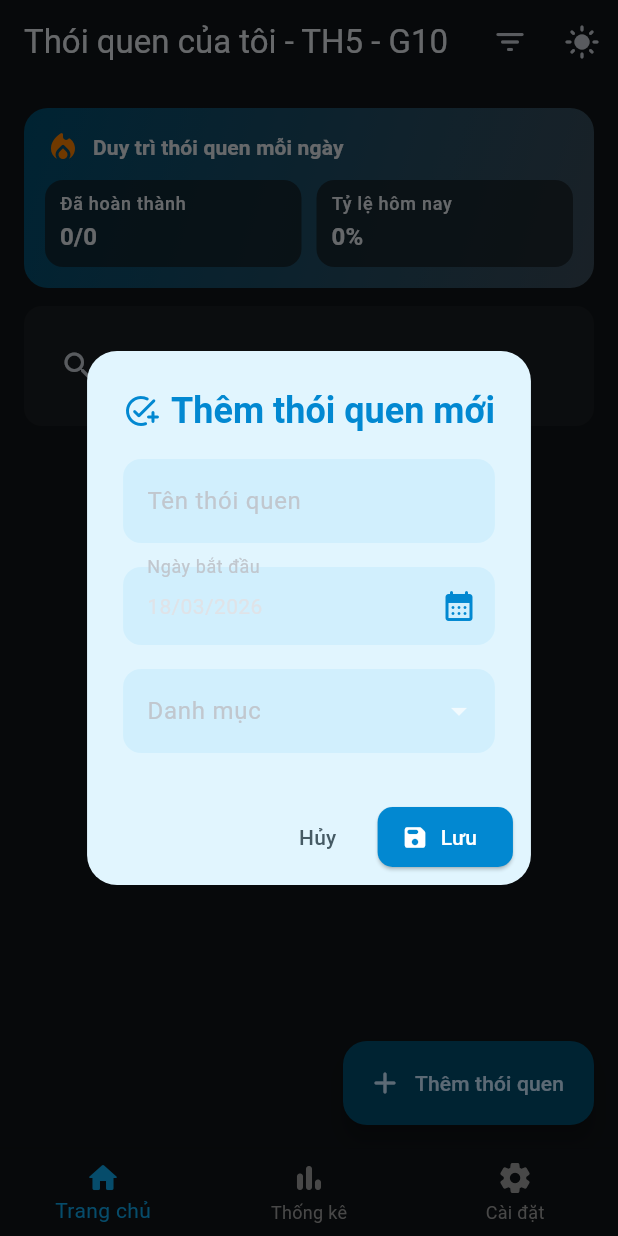
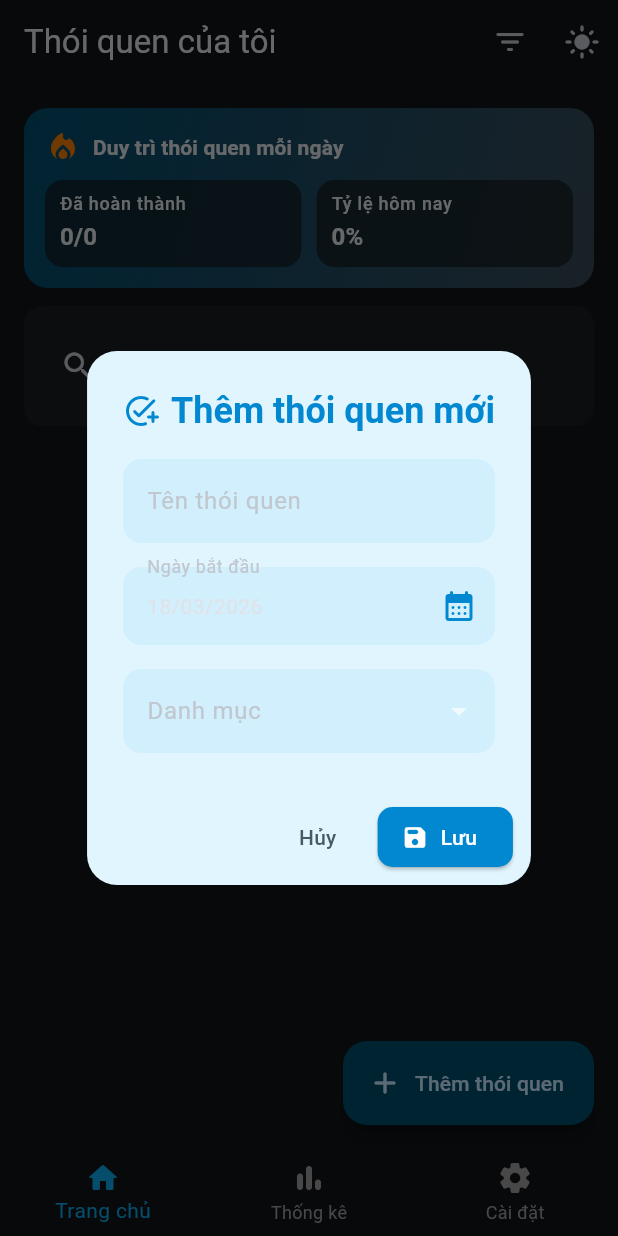
Before and after one commit to NhuQunh/habit-tracker, a Flutter app: the screen it shows once a user with an empty profile is signed in, after a tap on the "dark mode" icon, after a tap on "Thêm thói quen", on a phone screen of 412 x 824 dp. Run offline on Flutter 3.47's test engine with Material 3 defaults, Android fonts, the light colour scheme and no system bars; our stand-ins replace cloud_firestore, confetti, firebase_auth, firebase_core, fl_chart, flutter_local_notifications and 3 more; accounts and stored records are empty.

Commit message:
[Khánh] Fix đổi ngôn ngữ từ Settings

```diff
--- a/lib/controllers/habit_controller.dart
+++ b/lib/controllers/habit_controller.dart
@@ -5,6 +5,7 @@ import 'package:flutter/foundation.dart';
 import 'package:habit_tracker/models/habit.dart';
 import 'package:habit_tracker/services/firebase_service.dart';
 import 'package:habit_tracker/services/habit_service.dart';
+import 'package:habit_tracker/services/localization_service.dart';
 import 'package:habit_tracker/services/notification_service.dart';
 
 enum HabitFilter { all, completedToday, notCompleted, longestStreak }
@@ -142,16 +143,16 @@ class HabitController extends ChangeNotifier {
     notifyListeners();
   }
 
-  String filterLabel(HabitFilter filter) {
+  String filterLabel(HabitFilter filter, AppLanguage language) {
     switch (filter) {
       case HabitFilter.all:
-        return 'Tất cả';
+        return LocalizationService.translate('all', language);
       case HabitFilter.completedToday:
-        return 'Đã hoàn thành hôm nay';
+        return LocalizationService.translate('completed_today', language);
       case HabitFilter.notCompleted:
-        return 'Chưa hoàn thành';
+        return LocalizationService.translate('not_completed', language);
       case HabitFilter.longestStreak:
-        return 'Streak dài nhất';
+        return LocalizationService.translate('longest_streak', language);
     }
   }
 
--- a/lib/controllers/localization_provider.dart
+++ b/lib/controllers/localization_provider.dart
@@ -1,4 +1,5 @@
 import 'package:flutter/foundation.dart';
+import 'package:flutter/material.dart';
 import 'package:habit_tracker/services/localization_service.dart';
 import 'package:shared_preferences/shared_preferences.dart';
 
@@ -8,6 +9,9 @@ class LocalizationProvider extends ChangeNotifier {
 
   AppLanguage get currentLanguage => _currentLanguage;
   bool get isLoading => _isLoading;
+  Locale get locale => _currentLanguage == AppLanguage.english
+      ? const Locale('en')
+      : const Locale('vi');
 
   LocalizationProvider() {
     _loadLanguage();
--- a/lib/main.dart
+++ b/lib/main.dart
@@ -1,4 +1,5 @@
 import 'package:flutter/material.dart';
+import 'package:flutter_localizations/flutter_localizations.dart';
 import 'package:firebase_auth/firebase_auth.dart';
 import 'package:firebase_core/firebase_core.dart';
 import 'package:habit_tracker/controllers/habit_controller.dart';
@@ -89,9 +90,25 @@ class _MyAppState extends State<MyApp> {
 
   @override
   Widget build(BuildContext context) {
+    final localizationProvider = context.watch<LocalizationProvider>();
+
+    if (localizationProvider.isLoading) {
+      return const MaterialApp(
+        debugShowCheckedModeBanner: false,
+        home: Scaffold(body: Center(child: CircularProgressIndicator())),
+      );
+    }
+
     return MaterialApp(
       title: 'Habit Tracker',
       debugShowCheckedModeBanner: false,
+      locale: localizationProvider.locale,
+      supportedLocales: const [Locale('en'), Locale('vi')],
+      localizationsDelegates: const [
+        GlobalMaterialLocalizations.delegate,
+        GlobalWidgetsLocalizations.delegate,
+        GlobalCupertinoLocalizations.delegate,
+      ],
       theme: ThemeData(
         colorScheme: ColorScheme.fromSeed(seedColor: const Color(0xFF0EA5E9)),
         useMaterial3: true,
--- a/lib/screens/home_screen.dart
+++ b/lib/screens/home_screen.dart
@@ -62,7 +62,12 @@ class _HomeScreenState extends State<HomeScreen> {
                           ? Icons.check_circle_rounded
                           : Icons.radio_button_unchecked_rounded,
                     ),
-                    title: Text(habitController.filterLabel(filter)),
+                    title: Text(
+                      habitController.filterLabel(
+                        filter,
+                        localizationProvider.currentLanguage,
+                      ),
+                    ),
                     onTap: () {
                       Navigator.of(sheetContext).pop(filter);
                     },
@@ -107,6 +112,7 @@ class _HomeScreenState extends State<HomeScreen> {
     }
     if (name.contains('the duc') ||
         name.contains('thể dục') ||
+        category.contains('fitness') ||
         category.contains('van dong') ||
         category.contains('vận động')) {
       return Icons.fitness_center_rounded;
@@ -118,6 +124,7 @@ class _HomeScreenState extends State<HomeScreen> {
       return Icons.self_improvement_rounded;
     }
     if (name.contains('flutter') ||
+        category.contains('technology') ||
         category.contains('cong nghe') ||
         category.contains('công nghệ')) {
       return Icons.code_rounded;
@@ -129,25 +136,36 @@ class _HomeScreenState extends State<HomeScreen> {
   Color _categoryColorFor(Habit habit) {
     final category = habit.category.toLowerCase();
 
-    if (category.contains('sức khỏe') || category.contains('suc khoe')) {
+    if (category.contains('health') ||
+        category.contains('sức khỏe') ||
+        category.contains('suc khoe')) {
       return Colors.purple;
     }
-    if (category.contains('học tập') || category.contains('hoc tap')) {
+    if (category.contains('learning') ||
+        category.contains('học tập') ||
+        category.contains('hoc tap')) {
       return Colors.indigo;
     }
-    if (category.contains('năng suất') || category.contains('nang suat')) {
+    if (category.contains('productivity') ||
+        category.contains('năng suất') ||
+        category.contains('nang suat')) {
       return Colors.teal;
     }
     if (category.contains('chánh niệm') ||
+        category.contains('mindfulness') ||
         category.contains('chanh niem') ||
         category.contains('tinh thần') ||
         category.contains('tinh than')) {
       return Colors.deepOrange;
     }
-    if (category.contains('vận động') || category.contains('van dong')) {
+    if (category.contains('fitness') ||
+        category.contains('vận động') ||
+        category.contains('van dong')) {
       return Colors.redAccent;
     }
-    if (category.contains('công nghệ') || category.contains('cong nghe')) {
+    if (category.contains('technology') ||
+        category.contains('công nghệ') ||
+        category.contains('cong nghe')) {
       return Colors.blue;
     }
 
@@ -223,14 +241,18 @@ class _HomeScreenState extends State<HomeScreen> {
                 ),
                 const SizedBox(height: 12),
                 Text(
-                  'Chúc mừng!',
+                  context.read<LocalizationProvider>().translate('congrats'),
                   style: Theme.of(context).textTheme.headlineSmall?.copyWith(
                     fontWeight: FontWeight.bold,
                   ),
                 ),
                 const SizedBox(height: 8),
                 Text(
-                  '$habitName đã đạt mốc $streak ngày streak!',
+                  context.read<LocalizationProvider>().translate(
+                    'milestone_message',
+                  )
+                      .replaceAll('{habitName}', habitName)
+                      .replaceAll('{streak}', streak.toString()),
                   textAlign: TextAlign.center,
                   style: Theme.of(context).textTheme.bodyLarge,
                 ),
@@ -267,7 +289,9 @@ class _HomeScreenState extends State<HomeScreen> {
         return AlertDialog(
           title: Text(localizationProvider.translate('delete_confirm')),
           content: Text(
-            'Bạn có chắc muốn xóa "${habit.name}" không? Hành động này không thể hoàn tác.',
+            localizationProvider
+                .translate('delete_habit_message')
+                .replaceAll('{habitName}', habit.name),
           ),
           actions: [
             TextButton(
@@ -294,12 +318,15 @@ class _HomeScreenState extends State<HomeScreen> {
     }
     ScaffoldMessenger.of(
       context,
-    ).showSnackBar(SnackBar(content: Text('Đã xóa thói quen')));
+    ).showSnackBar(
+      SnackBar(content: Text(localizationProvider.translate('habit_deleted'))),
+    );
   }
 
   @override
   Widget build(BuildContext context) {
     final habitController = context.watch<HabitController>();
+    final localizationProvider = context.watch<LocalizationProvider>();
     final habitsToShow = habitController.filteredHabits;
     final completedTodayCount = habitController.habits
         .where((habit) => habit.completedToday)
@@ -317,21 +344,21 @@ class _HomeScreenState extends State<HomeScreen> {
     return Scaffold(
       backgroundColor: Theme.of(context).colorScheme.surface,
       appBar: AppBar(
-        title: const Text('Thói quen của tôi - TH5 - G10'),
+        title: Text(localizationProvider.translate('home_title')),
         centerTitle: false,
         elevation: 0,
         surfaceTintColor: Colors.transparent,
         actions: [
           IconButton(
             onPressed: _openFilterSheet,
-            tooltip: 'Lọc danh sách',
+            tooltip: localizationProvider.translate('filter_list'),
             icon: const Icon(Icons.filter_list_rounded),
           ),
           IconButton(
             onPressed: widget.onToggleTheme,
             tooltip: isDarkMode
-                ? 'Chuyển sang chế độ sáng'
-                : 'Chuyển sang chế độ tối',
+                ? localizationProvider.translate('switch_to_light')
+                : localizationProvider.translate('switch_to_dark'),
             icon: Icon(isDarkMode ? Icons.light_mode : Icons.dark_mode),
           ),
         ],
@@ -364,7 +391,7 @@ class _HomeScreenState extends State<HomeScreen> {
                       const SizedBox(width: 8),
                       Expanded(
                         child: Text(
-                          'Duy trì thói quen mỗi ngày',
+                          localizationProvider.translate('keep_daily_habit'),
                           style: Theme.of(context).textTheme.titleSmall
                               ?.copyWith(fontWeight: FontWeight.w600),
                         ),
@@ -376,14 +403,14 @@ class _HomeScreenState extends State<HomeScreen> {
                     children: [
                       Expanded(
                         child: _StatPill(
-                          label: 'Đã hoàn thành',
+                          label: localizationProvider.translate('completed_label'),
                           value: '$completedTodayCount/$totalHabits',
                         ),
                       ),
                       const SizedBox(width: 10),
                       Expanded(
                         child: _StatPill(
-                          label: 'Tỷ lệ hôm nay',
+                          label: localizationProvider.translate('today_rate'),
                           value: '$completionRate%',
                         ),
                       ),
@@ -401,7 +428,7 @@ class _HomeScreenState extends State<HomeScreen> {
                     TextField(
                       controller: _searchController,
                       decoration: InputDecoration(
-                        hintText: 'Tìm theo tên, danh mục, streak...',
+                        hintText: localizationProvider.translate('search_hint'),
                         prefixIcon: const Icon(Icons.search),
                         fillColor: Theme.of(
                           context,
@@ -429,12 +456,12 @@ class _HomeScreenState extends State<HomeScreen> {
                           ),
                           const SizedBox(height: 10),
                           Text(
-                            'Chưa có thói quen phù hợp bộ lọc',
+                            localizationProvider.translate('no_habit_matches'),
                             style: Theme.of(context).textTheme.titleMedium,
                           ),
                           const SizedBox(height: 4),
                           Text(
-                            'Thử đổi bộ lọc hoặc thêm thói quen mới',
+                            localizationProvider.translate('try_filter_or_add'),
                             style: Theme.of(context).textTheme.bodyMedium,
                           ),
                         ],
@@ -479,7 +506,7 @@ class _HomeScreenState extends State<HomeScreen> {
       floatingActionButton: FloatingActionButton.extended(
         onPressed: _openAddHabitDialog,
         icon: const Icon(Icons.add_rounded),
-        label: const Text('Thêm thói quen'),
+        label: Text(localizationProvider.translate('add_habit')),
       ),
     );
   }
--- a/lib/screens/login_screen.dart
+++ b/lib/screens/login_screen.dart
@@ -1,5 +1,7 @@
 import 'package:flutter/material.dart';
+import 'package:habit_tracker/controllers/localization_provider.dart';
 import 'package:habit_tracker/services/auth_service.dart';
+import 'package:provider/provider.dart';
 
 class LoginScreen extends StatefulWidget {
   const LoginScreen({super.key});
@@ -13,12 +15,15 @@ class _LoginScreenState extends State<LoginScreen> {
   bool _isLoading = false;
 
   Future<void> _handleGoogleSignIn() async {
+    final localizationProvider = context.read<LocalizationProvider>();
     setState(() => _isLoading = true);
     try {
       final result = await _authService.signInWithGoogle();
       if (result == null && mounted) {
         ScaffoldMessenger.of(context).showSnackBar(
-          const SnackBar(content: Text('Đăng nhập bị hủy')),
+          SnackBar(
+            content: Text(localizationProvider.translate('login_cancelled')),
+          ),
         );
       }
     } catch (e) {
@@ -41,6 +46,7 @@ class _LoginScreenState extends State<LoginScreen> {
   @override
   Widget build(BuildContext context) {
     final colorScheme = Theme.of(context).colorScheme;
+    final localizationProvider = context.watch<LocalizationProvider>();
 
     return Scaffold(
       backgroundColor: colorScheme.surface,
@@ -73,7 +79,7 @@ class _LoginScreenState extends State<LoginScreen> {
               ),
               const SizedBox(height: 10),
               Text(
-                'Đăng nhập với Google để đồng bộ thói quen của bạn.',
+                localizationProvider.translate('login_subtitle'),
                 textAlign: TextAlign.center,
                 style: Theme.of(context).textTheme.bodyLarge?.copyWith(
                       color: colorScheme.onSurfaceVariant,
@@ -92,7 +98,11 @@ class _LoginScreenState extends State<LoginScreen> {
                           child: CircularProgressIndicator(strokeWidth: 2),
                         )
                       : const Icon(Icons.login_rounded),
-                  label: Text(_isLoading ? 'Đang xử lý...' : 'Đăng nhập với Google'),
+                  label: Text(
+                    _isLoading
+                        ? localizationProvider.translate('processing')
+                        : localizationProvider.translate('sign_in_google'),
+                  ),
                 ),
               ),
               const SizedBox(height: 24),
--- a/lib/screens/settings_screen.dart
+++ b/lib/screens/settings_screen.dart
@@ -196,7 +196,7 @@ class _SettingsScreenState extends State<SettingsScreen> {
           ),
           child: ListTile(
             leading: const Icon(Icons.logout_rounded),
-            title: const Text('Đăng xuất tài khoản Google'),
+            title: Text(localizationProvider.translate('sign_out_google')),
             onTap: () async {
               await _authService.signOut();
             },
--- a/lib/services/localization_service.dart
+++ b/lib/services/localization_service.dart
@@ -17,6 +17,50 @@ class LocalizationService {
       'delete_confirm': 'Delete habit?',
       'delete_cancel': 'Cancel',
       'delete_confirm_btn': 'Delete',
+        'home_title': 'My Habits',
+        'filter_list': 'Filter list',
+        'switch_to_light': 'Switch to light mode',
+        'switch_to_dark': 'Switch to dark mode',
+        'keep_daily_habit': 'Keep habits every day',
+        'completed_label': 'Completed',
+        'today_rate': 'Today rate',
+        'search_hint': 'Search by name, category, streak...',
+        'no_habit_matches': 'No habits match the current filter',
+        'try_filter_or_add': 'Try changing filter or add a new habit',
+        'add_habit': 'Add habit',
+        'congrats': 'Congratulations!',
+        'milestone_message': '{habitName} reached {streak} streak days!',
+        'delete_habit_message':
+          'Are you sure you want to delete "{habitName}"? This action cannot be undone.',
+        'habit_deleted': 'Habit deleted',
+        'all': 'All',
+        'completed_today': 'Completed today',
+        'not_completed': 'Not completed',
+        'longest_streak': 'Longest streak',
+
+        // Add Habit Dialog
+        'add_habit_title': 'Add new habit',
+        'habit_name': 'Habit name',
+        'habit_name_hint': 'Enter habit name',
+        'habit_name_required': 'Habit name is required',
+        'start_date': 'Start date',
+        'category': 'Category',
+        'category_required': 'Please choose a category',
+        'cancel': 'Cancel',
+        'save': 'Save',
+        'category_health': 'Health',
+        'category_learning': 'Learning',
+        'category_productivity': 'Productivity',
+        'category_mindfulness': 'Mindfulness',
+
+        // Login
+        'login_cancelled': 'Login cancelled',
+        'login_subtitle': 'Sign in with Google to sync your habits.',
+        'processing': 'Processing...',
+        'sign_in_google': 'Sign in with Google',
+
+        // Settings
+        'sign_out_google': 'Sign out Google account',
 
       // Settings Screen
       'settings': 'Settings',
@@ -66,6 +110,50 @@ class LocalizationService {
       'delete_confirm': 'Xoá thói quen?',
       'delete_cancel': 'Huỷ',
       'delete_confirm_btn': 'Xoá',
+        'home_title': 'Thói quen của tôi',
+        'filter_list': 'Lọc danh sách',
+        'switch_to_light': 'Chuyển sang chế độ sáng',
+        'switch_to_dark': 'Chuyển sang chế độ tối',
+        'keep_daily_habit': 'Duy trì thói quen mỗi ngày',
+        'completed_label': 'Đã hoàn thành',
+        'today_rate': 'Tỷ lệ hôm nay',
+        'search_hint': 'Tìm theo tên, danh mục, streak...',
+        'no_habit_matches': 'Chưa có thói quen phù hợp bộ lọc',
+        'try_filter_or_add': 'Thử đổi bộ lọc hoặc thêm thói quen mới',
+        'add_habit': 'Thêm thói quen',
+        'congrats': 'Chúc mừng!',
+        'milestone_message': '{habitName} đã đạt mốc {streak} ngày streak!',
+        'delete_habit_message':
+          'Bạn có chắc muốn xóa "{habitName}" không? Hành động này không thể hoàn tác.',
+        'habit_deleted': 'Đã xóa thói quen',
+        'all': 'Tất cả',
+        'completed_today': 'Đã hoàn thành hôm nay',
+        'not_completed': 'Chưa hoàn thành',
+        'longest_streak': 'Streak dài nhất',
+
+        // Add Habit Dialog
+        'add_habit_title': 'Thêm thói quen mới',
+        'habit_name': 'Tên thói quen',
+        'habit_name_hint': 'Nhập tên thói quen',
+        'habit_name_required': 'Tên thói quen không được để trống',
+        'start_date': 'Ngày bắt đầu',
+        'category': 'Danh mục',
+        'category_required': 'Bạn cần chọn danh mục',
+        'cancel': 'Hủy',
+        'save': 'Lưu',
+        'category_health': 'Sức khỏe',
+        'category_learning': 'Học tập',
+        'category_productivity': 'Năng suất',
+        'category_mindfulness': 'Chánh niệm',
+
+        // Login
+        'login_cancelled': 'Đăng nhập bị hủy',
+        'login_subtitle': 'Đăng nhập với Google để đồng bộ thói quen của bạn.',
+        'processing': 'Đang xử lý...',
+        'sign_in_google': 'Đăng nhập với Google',
+
+        // Settings
+        'sign_out_google': 'Đăng xuất tài khoản Google',
 
       // Settings Screen
       'settings': 'Cài đặt',
--- a/lib/widgets/add_habit_dialog.dart
+++ b/lib/widgets/add_habit_dialog.dart
@@ -1,5 +1,6 @@
 import 'package:flutter/material.dart';
 import 'package:habit_tracker/controllers/habit_controller.dart';
+import 'package:habit_tracker/controllers/localization_provider.dart';
 import 'package:habit_tracker/models/habit.dart';
 import 'package:provider/provider.dart';
 
@@ -16,13 +17,6 @@ class _AddHabitDialogState extends State<AddHabitDialog> {
 
   DateTime _selectedDate = DateTime.now();
   String? _selectedCategory;
-
-  static const List<String> _categories = [
-    'Sức khỏe',
-    'Học tập',
-    'Năng suất',
-    'Chánh niệm',
-  ];
 
   @override
   void dispose() {
@@ -76,8 +70,15 @@ class _AddHabitDialogState extends State<AddHabitDialog> {
 
   @override
   Widget build(BuildContext context) {
+    final localizationProvider = context.watch<LocalizationProvider>();
     final lightBlue = Colors.lightBlue.shade100;
     final bluePrimary = Colors.lightBlue.shade700;
+    final categories = [
+      localizationProvider.translate('category_health'),
+      localizationProvider.translate('category_learning'),
+      localizationProvider.translate('category_productivity'),
+      localizationProvider.translate('category_mindfulness'),
+    ];
 
     return AlertDialog(
       backgroundColor: Colors.lightBlue.shade50,
@@ -87,7 +88,7 @@ class _AddHabitDialogState extends State<AddHabitDialog> {
           Icon(Icons.add_task_rounded, color: bluePrimary),
           const SizedBox(width: 8),
           Text(
-            'Thêm thói quen mới',
+            localizationProvider.translate('add_habit_title'),
             style: TextStyle(color: bluePrimary, fontWeight: FontWeight.w700),
           ),
         ],
@@ -101,8 +102,8 @@ class _AddHabitDialogState extends State<AddHabitDialog> {
               TextFormField(
                 controller: _nameController,
                 decoration: InputDecoration(
-                  labelText: 'Tên thói quen',
-                  hintText: 'Nhập tên thói quen',
+                  labelText: localizationProvider.translate('habit_name'),
+                  hintText: localizationProvider.translate('habit_name_hint'),
                   filled: true,
                   fillColor: lightBlue.withValues(alpha: 0.35),
                   border: OutlineInputBorder(
@@ -112,7 +113,7 @@ class _AddHabitDialogState extends State<AddHabitDialog> {
                 ),
                 validator: (value) {
                   if (value == null || value.trim().isEmpty) {
-                    return 'Tên thói quen không được để trống';
+                    return localizationProvider.translate('habit_name_required');
                   }
                   return null;
                 },
@@ -123,7 +124,7 @@ class _AddHabitDialogState extends State<AddHabitDialog> {
                 borderRadius: BorderRadius.circular(12),
                 child: InputDecorator(
                   decoration: InputDecoration(
-                    labelText: 'Ngày bắt đầu',
+                    labelText: localizationProvider.translate('start_date'),
                     filled: true,
                     fillColor: lightBlue.withValues(alpha: 0.35),
                     border: OutlineInputBorder(
@@ -142,7 +143,7 @@ class _AddHabitDialogState extends State<AddHabitDialog> {
               DropdownButtonFormField<String>(
                 initialValue: _selectedCategory,
                 decoration: InputDecoration(
-                  labelText: 'Danh mục',
+                  labelText: localizationProvider.translate('category'),
                   filled: true,
                   fillColor: lightBlue.withValues(alpha: 0.35),
                   border: OutlineInputBorder(
@@ -150,7 +151,7 @@ class _AddHabitDialogState extends State<AddHabitDialog> {
                     borderSide: BorderSide.none,
                   ),
                 ),
-                items: _categories
+                items: categories
                     .map(
                       (category) => DropdownMenuItem<String>(
                         value: category,
@@ -165,7 +166,7 @@ class _AddHabitDialogState extends State<AddHabitDialog> {
                 },
                 validator: (value) {
                   if (value == null || value.isEmpty) {
-                    return 'Bạn cần chọn danh mục';
+                    return localizationProvider.translate('category_required');
                   }
                   return null;
                 },
@@ -178,12 +179,15 @@ class _AddHabitDialogState extends State<AddHabitDialog> {
       actions: [
         TextButton(
           onPressed: () => Navigator.of(context).pop(),
-          child: Text('Hủy', style: TextStyle(color: Colors.blueGrey.shade700)),
+          child: Text(
+            localizationProvider.translate('cancel'),
+            style: TextStyle(color: Colors.blueGrey.shade700),
+          ),
         ),
         ElevatedButton.icon(
           onPressed: _saveHabit,
           icon: const Icon(Icons.save_rounded, size: 18),
-          label: const Text('Lưu'),
+          label: Text(localizationProvider.translate('save')),
           style: ElevatedButton.styleFrom(
             backgroundColor: bluePrimary,
             foregroundColor: Colors.white,
--- a/pubspec.yaml
+++ b/pubspec.yaml
@@ -29,6 +29,8 @@ environment:
 # versions available, run `flutter pub outdated`.
 dependencies:
   flutter:
+    sdk: flutter
+  flutter_localizations:
     sdk: flutter
 
   # The following adds the Cupertino Icons font to your application.
```
Also changed, not shown: pubspec.lock.
